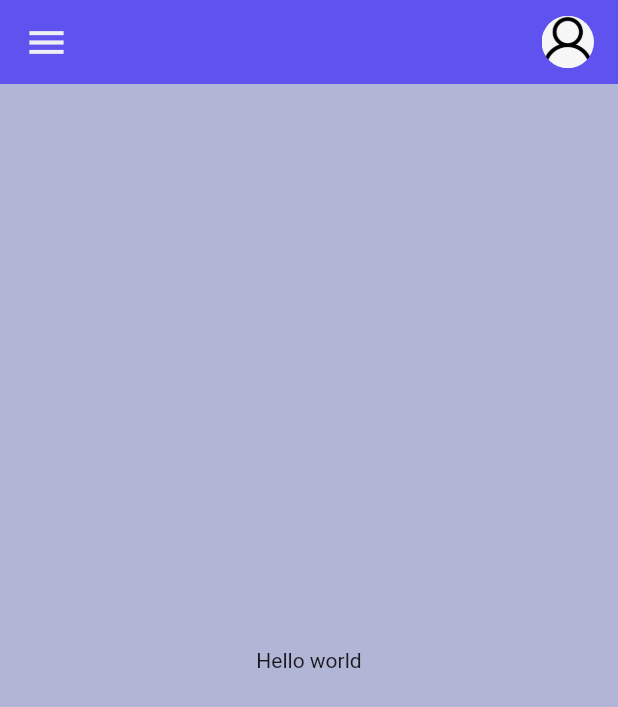
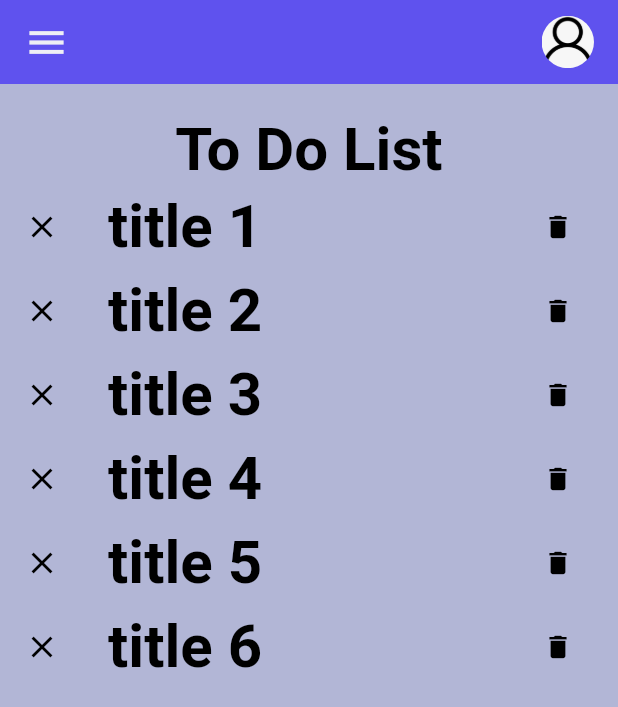
Before and after one commit to Nalince/to_do_app, a Flutter app: the screen it shows after launch, on a phone screen of 412 x 824 dp. Shown: the top 707 px of the screen. Run offline on Flutter 3.47's test engine with Material 2 defaults, Android fonts, the phone set to English and light mode, and no system bars.

Commit message:
Add todo items to the body

```diff
--- a/lib/models/todo.dart
+++ b/lib/models/todo.dart
@@ -0,0 +1,46 @@
+class ToDo {
+  String id;
+  String title;
+  int isDone;
+
+  ToDo({
+    required this.id,
+    required this.title,
+    this.isDone = 0,
+  });
+
+  static List<ToDo> todoList() {
+    return [
+      ToDo(
+        id: '1',
+        title: "title 1",
+        isDone: 0,
+      ),
+      ToDo(
+        id: '2',
+        title: "title 2",
+        isDone: 0,
+      ),
+      ToDo(
+        id: '3',
+        title: "title 3",
+        isDone: 0,
+      ),
+      ToDo(
+        id: '4',
+        title: "title 4",
+        isDone: 0,
+      ),
+      ToDo(
+        id: '5',
+        title: "title 5",
+        isDone: 0,
+      ),
+      ToDo(
+        id: '6',
+        title: "title 6",
+        isDone: 0,
+      ),
+    ];
+  }
+}
--- a/lib/screens/home.dart
+++ b/lib/screens/home.dart
@@ -1,5 +1,7 @@
 import 'package:flutter/material.dart';
 import 'package:to_do_app/constants/colors.dart';
+import 'package:to_do_app/models/todo.dart';
+import 'package:to_do_app/widgets/todo_item.dart';
 
 class Home extends StatefulWidget {
   const Home({super.key});
@@ -10,13 +12,42 @@ class Home extends StatefulWidget {
 }
 
 class _HomeState extends State<Home> {
+  final tasks = ToDo.todoList();
   @override
   Widget build(BuildContext context) {
     return Scaffold(
       backgroundColor: tdBGColor,
       appBar: _appBarWidget(),
-      body: const Center(
-        child: Text('Hello world'),
+      body: Stack(
+        children: [
+          Container(
+            child: Column(
+              children: [
+                const Align(
+                  alignment: Alignment.center,
+                  child: Padding(
+                    padding: EdgeInsets.only(top: 20),
+                    child: Text(
+                      'To Do List',
+                      style: TextStyle(
+                        color: textBlack,
+                        fontSize: 40,
+                        fontWeight: FontWeight.bold,
+                      ),
+                    ),
+                  ),
+                ),
+                ListView.builder(
+                  shrinkWrap: true,
+                  itemCount: tasks.length,
+                  itemBuilder: (context, index) => ToDoItem(
+                    todo: tasks[index],
+                  ),
+                )
+              ],
+            ),
+          ),
+        ],
       ),
     );
   }
--- a/lib/widgets/todo_item.dart
+++ b/lib/widgets/todo_item.dart
@@ -0,0 +1,49 @@
+import 'package:flutter/material.dart';
+import 'package:to_do_app/constants/colors.dart';
+
+import '../models/todo.dart';
+
+class ToDoItem extends StatelessWidget {
+  final ToDo todo;
+  const ToDoItem({
+    super.key,
+    required this.todo,
+  });
+
+  @override
+  Widget build(BuildContext context) {
+    return Container(
+      child: ListTile(
+        onTap: (){
+          print(todo.id);
+        },
+        title: Text(
+          todo.title,
+          style: const TextStyle(
+            color: textBlack,
+            fontSize: 40,
+            fontWeight: FontWeight.bold,
+          ),
+        ),
+        leading: Container(
+          child: Icon(
+            todo.isDone == 1? Icons.check :Icons.close,
+            color: textBlack,
+          ),
+        ),
+        trailing: Container(
+          child: IconButton(
+            color: textBlack,
+            icon: const Icon(
+              Icons.delete,
+              size: 20,
+            ),
+            onPressed: (){
+              print(todo.id);
+            },
+          ),
+        ),
+      ),
+    );
+  }
+}
```
